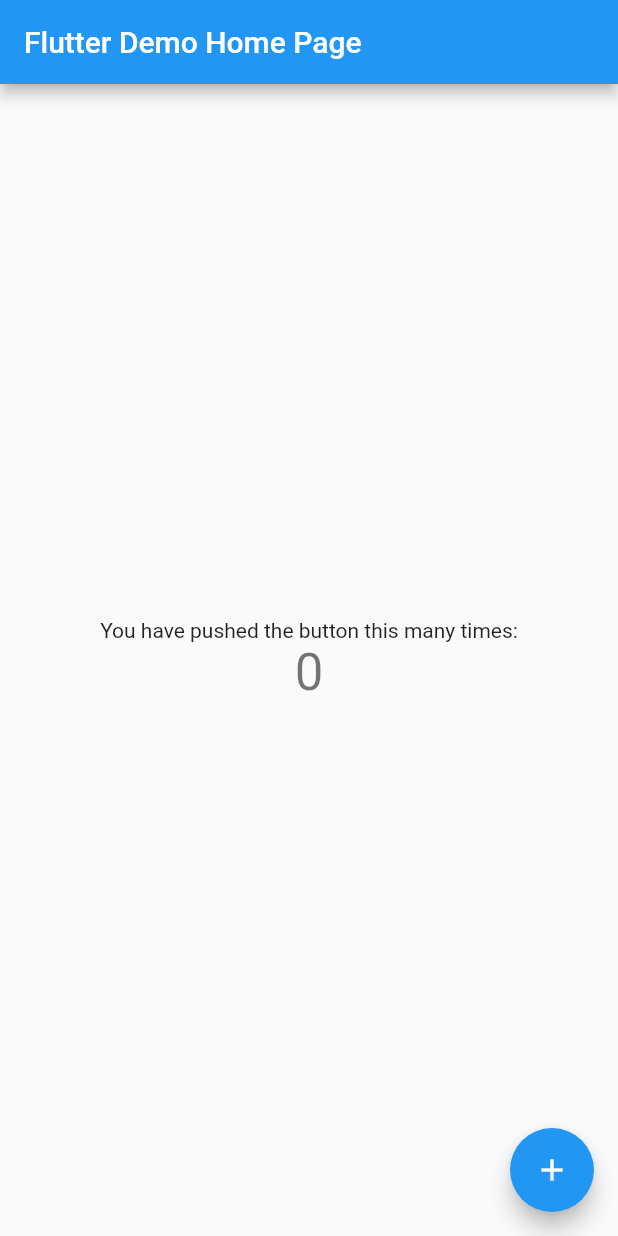
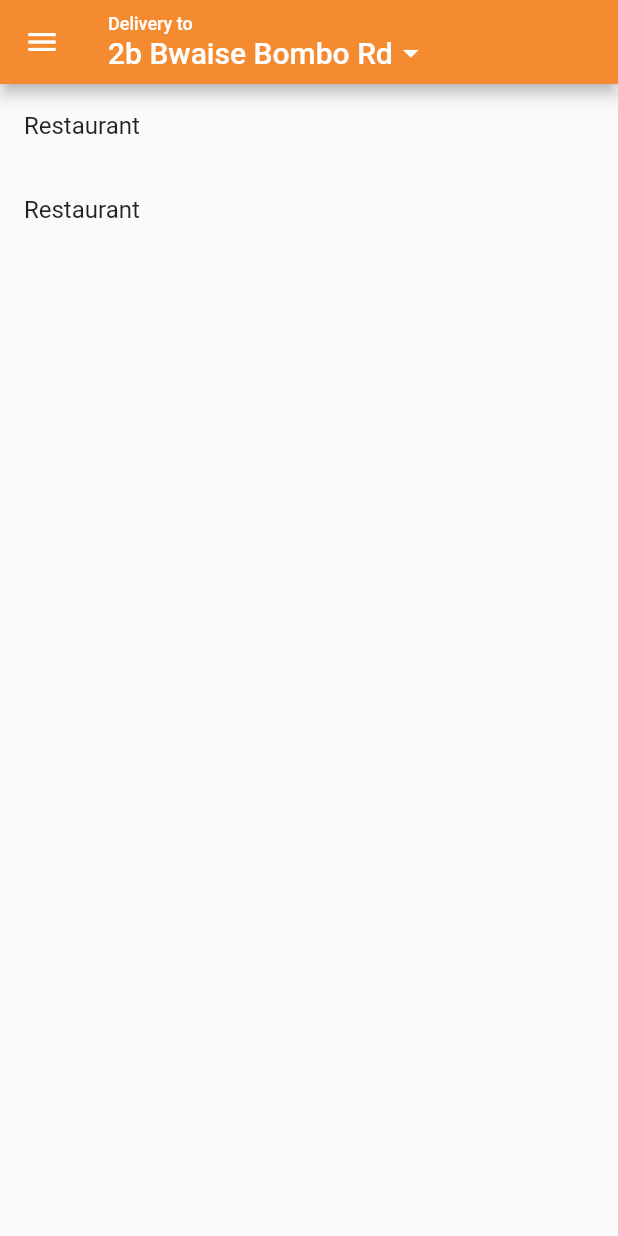
Before and after one commit to Matt-Murungi/jumia_food_clone, a Flutter app: the screen it shows after launch, on a phone screen of 412 x 824 dp. Run offline on Flutter 3.47's test engine with Material 2 defaults, Android fonts, the phone set to English and light mode, and no system bars.

Commit message:
add drawer

```diff
--- /dev/null
+++ b/lib/constants/styles.dart
@@ -0,0 +1,3 @@
+import 'package:flutter/material.dart';
+
+const smallFonttextStyle = TextStyle(fontSize: 12);
--- /dev/null
+++ b/lib/jumia_options/option_model_data.dart
@@ -0,0 +1,15 @@
+import 'package:flutter/material.dart';
+import 'package:jumia_food_clone/jumia_options/options_model.dart';
+
+class OptionData {
+  List<Option> options = [
+    Option(
+        title: "Restaurant",
+        subtitle: "All the food you love, from restaurants near you",
+        icon: Icons.fastfood),
+    Option(
+        title: "Restaurant",
+        subtitle: "All the food you love, from restaurants near you",
+        icon: Icons.fastfood)
+  ];
+}
--- /dev/null
+++ b/lib/jumia_options/options_model.dart
@@ -0,0 +1,9 @@
+import 'package:flutter/material.dart';
+
+class Option {
+  final String title;
+  final String subtitle;
+  final IconData icon;
+
+  Option({this.title, this.subtitle, this.icon});
+}
--- /dev/null
+++ b/lib/jumia_options/options_screen.dart
@@ -0,0 +1,43 @@
+import 'package:flutter/material.dart';
+import 'package:jumia_food_clone/constants/styles.dart';
+import 'package:jumia_food_clone/jumia_options/option_model_data.dart';
+
+class OptionScreen extends StatelessWidget {
+  OptionData optionData = OptionData();
+  @override
+  Widget build(BuildContext context) {
+    return Scaffold(
+      appBar: AppBar(
+        title: Column(
+          crossAxisAlignment: CrossAxisAlignment.start,
+          children: <Widget>[
+            Text(
+              "Delivery to",
+              style: smallFonttextStyle,
+            ),
+            Row(
+              children: <Widget>[
+                Text("2b Bwaise Bombo Rd"),
+                Icon(
+                  Icons.arrow_drop_down,
+                )
+              ],
+            ),
+          ],
+        ),
+      ),
+      drawer: Drawer(
+        child: Column(
+          children: <Widget>[
+            UserAccountsDrawerHeader(accountName: Text(""), accountEmail: null)
+          ],
+        ),
+      ),
+      body: ListView.builder(
+        itemCount: optionData.options.length,
+          itemBuilder: (BuildContext context, int index) => ListTile(
+                title: Text(optionData.options[index].title),
+              )),
+    );
+  }
+}
--- a/lib/main.dart
+++ b/lib/main.dart
@@ -1,4 +1,5 @@
 import 'package:flutter/material.dart';
+import 'package:jumia_food_clone/jumia_options/options_screen.dart';
 
 void main() {
   runApp(MyApp());
@@ -11,6 +12,7 @@ class MyApp extends StatelessWidget {
     return MaterialApp(
       title: 'Flutter Demo',
       theme: ThemeData(
+        appBarTheme: AppBarTheme(color: Color(0xffF58B31)),
         // This is the theme of your application.
         //
         // Try running your application with "flutter run". You'll see the
@@ -26,92 +28,7 @@ class MyApp extends StatelessWidget {
         // closer together (more dense) than on mobile platforms.
         visualDensity: VisualDensity.adaptivePlatformDensity,
       ),
-      home: MyHomePage(title: 'Flutter Demo Home Page'),
+      home: OptionScreen()
     );
   }
 }
-
-class MyHomePage extends StatefulWidget {
-  MyHomePage({Key key, this.title}) : super(key: key);
-
-  // This widget is the home page of your application. It is stateful, meaning
-  // that it has a State object (defined below) that contains fields that affect
-  // how it looks.
-
-  // This class is the configuration for the state. It holds the values (in this
-  // case the title) provided by the parent (in this case the App widget) and
-  // used by the build method of the State. Fields in a Widget subclass are
-  // always marked "final".
-
-  final String title;
-
-  @override
-  _MyHomePageState createState() => _MyHomePageState();
-}
-
-class _MyHomePageState extends State<MyHomePage> {
-  int _counter = 0;
-
-  void _incrementCounter() {
-    setState(() {
-      // This call to setState tells the Flutter framework that something has
-      // changed in this State, which causes it to rerun the build method below
-      // so that the display can reflect the updated values. If we changed
-      // _counter without calling setState(), then the build method would not be
-      // called again, and so nothing would appear to happen.
-      _counter++;
-    });
-  }
-
-  @override
-  Widget build(BuildContext context) {
-    // This method is rerun every time setState is called, for instance as done
-    // by the _incrementCounter method above.
-    //
-    // The Flutter framework has been optimized to make rerunning build methods
-    // fast, so that you can just rebuild anything that needs updating rather
-    // than having to individually change instances of widgets.
-    return Scaffold(
-      appBar: AppBar(
-        // Here we take the value from the MyHomePage object that was created by
-        // the App.build method, and use it to set our appbar title.
-        title: Text(widget.title),
-      ),
-      body: Center(
-        // Center is a layout widget. It takes a single child and positions it
-        // in the middle of the parent.
-        child: Column(
-          // Column is also a layout widget. It takes a list of children and
-          // arranges them vertically. By default, it sizes itself to fit its
-          // children horizontally, and tries to be as tall as its parent.
-          //
-          // Invoke "debug painting" (press "p" in the console, choose the
-          // "Toggle Debug Paint" action from the Flutter Inspector in Android
-          // Studio, or the "Toggle Debug Paint" command in Visual Studio Code)
-          // to see the wireframe for each widget.
-          //
-          // Column has various properties to control how it sizes itself and
-          // how it positions its children. Here we use mainAxisAlignment to
-          // center the children vertically; the main axis here is the vertical
-          // axis because Columns are vertical (the cross axis would be
-          // horizontal).
-          mainAxisAlignment: MainAxisAlignment.center,
-          children: <Widget>[
-            Text(
-              'You have pushed the button this many times:',
-            ),
-            Text(
-              '$_counter',
-              style: Theme.of(context).textTheme.headline4,
-            ),
-          ],
-        ),
-      ),
-      floatingActionButton: FloatingActionButton(
-        onPressed: _incrementCounter,
-        tooltip: 'Increment',
-        child: Icon(Icons.add),
-      ), // This trailing comma makes auto-formatting nicer for build methods.
-    );
-  }
-}
```
